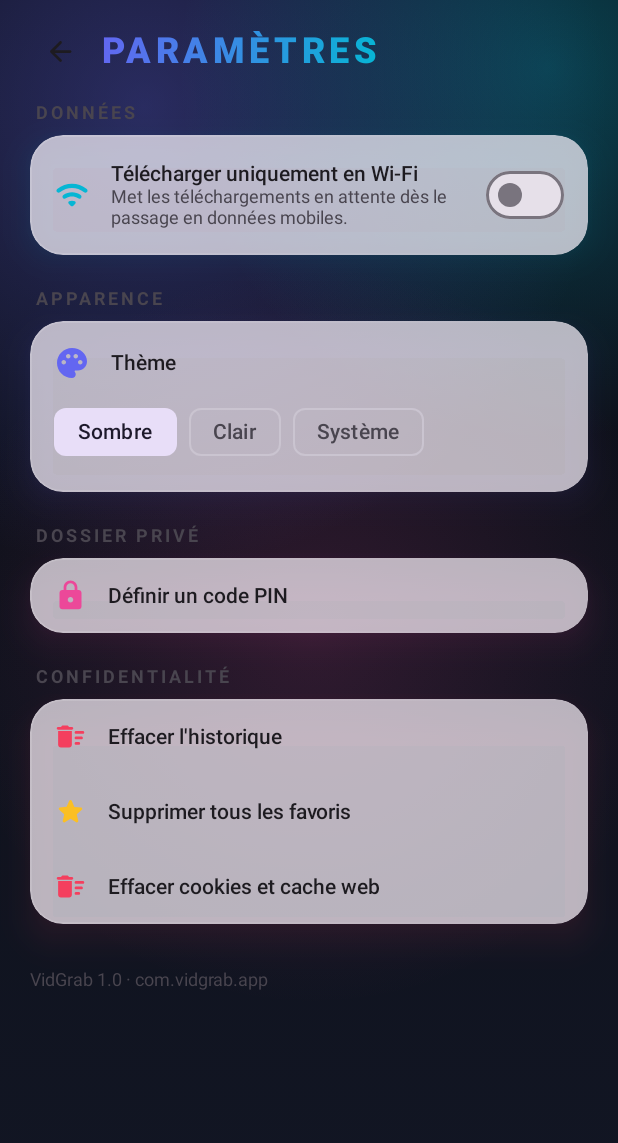
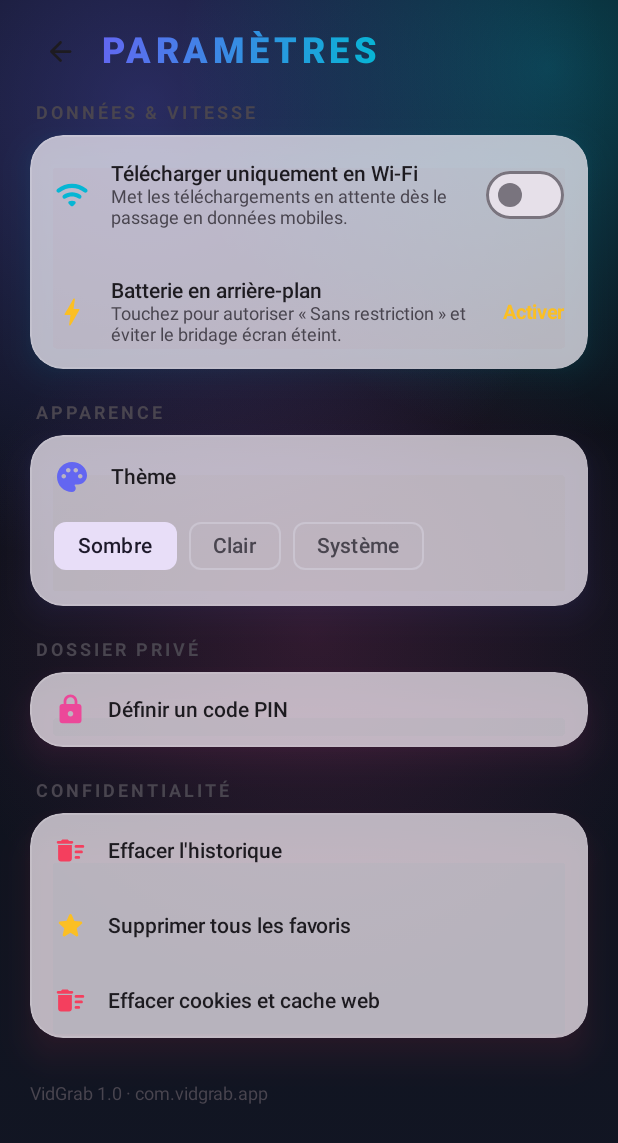
Before and after one commit to nannju8/vidgrab2.0.0, an Android app built with Jetpack Compose: the composable SettingsScreen shown on its own in the app's theme, on a phone screen of 412 x 824 dp. Shown: the top 1143 px of the screen. Run offline under Robolectric (Android 15) with nearby library versions, the phone set to English and light mode, and no system bars; pictures from the network do not load.

Commit message:
Implement battery optimization settings management
Added functionality to manage battery optimization settings.

```diff
--- a/android/app/src/main/java/com/vidgrab/app/ui/settings/SettingsScreen.kt
+++ b/android/app/src/main/java/com/vidgrab/app/ui/settings/SettingsScreen.kt
@@ -1,9 +1,13 @@
 package com.vidgrab.app.ui.settings
 
+import android.annotation.SuppressLint
+import android.content.Context
+import android.content.Intent
+import android.net.Uri
+import android.os.PowerManager
+import android.provider.Settings
 import android.widget.Toast
-import androidx.compose.foundation.background
 import androidx.compose.foundation.layout.Arrangement
-import androidx.compose.foundation.layout.Box
 import androidx.compose.foundation.layout.Column
 import androidx.compose.foundation.layout.Row
 import androidx.compose.foundation.layout.Spacer
@@ -15,10 +19,11 @@ import androidx.compose.foundation.layout.size
 import androidx.compose.foundation.layout.statusBarsPadding
 import androidx.compose.foundation.layout.width
 import androidx.compose.foundation.rememberScrollState
-import androidx.compose.foundation.shape.RoundedCornerShape
 import androidx.compose.foundation.verticalScroll
 import androidx.compose.material.icons.Icons
 import androidx.compose.material.icons.automirrored.rounded.ArrowBack
+import androidx.compose.material.icons.rounded.Bolt
+import androidx.compose.material.icons.rounded.CheckCircle
 import androidx.compose.material.icons.rounded.DeleteSweep
 import androidx.compose.material.icons.rounded.Lock
 import androidx.compose.material.icons.rounded.Palette
@@ -31,12 +36,14 @@ import androidx.compose.material3.Switch
 import androidx.compose.material3.SwitchDefaults
 import androidx.compose.material3.Text
 import androidx.compose.runtime.Composable
+import androidx.compose.runtime.DisposableEffect
 import androidx.compose.runtime.getValue
 import androidx.compose.runtime.mutableStateOf
 import androidx.compose.runtime.remember
 import androidx.compose.runtime.setValue
 import androidx.compose.ui.Alignment
 import androidx.compose.ui.Modifier
+import androidx.compose.ui.graphics.Color
 import androidx.compose.ui.graphics.vector.ImageVector
 import androidx.compose.ui.hapticfeedback.HapticFeedbackType
 import androidx.compose.ui.platform.LocalContext
@@ -44,6 +51,9 @@ import androidx.compose.ui.platform.LocalHapticFeedback
 import androidx.compose.ui.text.font.FontWeight
 import androidx.compose.ui.unit.dp
 import androidx.compose.ui.unit.sp
+import androidx.lifecycle.Lifecycle
+import androidx.lifecycle.LifecycleEventObserver
+import androidx.lifecycle.compose.LocalLifecycleOwner
 import androidx.lifecycle.compose.collectAsStateWithLifecycle
 import com.vidgrab.app.data.AppPrefs
 import com.vidgrab.app.ui.components.AuroraBackground
@@ -59,25 +69,65 @@ import com.vidgrab.app.web.TabManager
 
 private enum class PinTask { NONE, VERIFY_CHANGE, CREATE, VERIFY_REMOVE }
 
+private fun isBatteryUnrestricted(ctx: Context): Boolean {
+    val pm = ctx.getSystemService(PowerManager::class.java) ?: return false
+    return pm.isIgnoringBatteryOptimizations(ctx.packageName)
+}
+
+@SuppressLint("BatteryLife")
+private fun openBatterySettings(ctx: Context, alreadyUnrestricted: Boolean) {
+    if (!alreadyUnrestricted) {
+        val req = Intent(Settings.ACTION_REQUEST_IGNORE_BATTERY_OPTIMIZATIONS).apply {
+            data = Uri.parse("package:${ctx.packageName}")
+        }
+        if (runCatching { ctx.startActivity(req) }.isSuccess) return
+    }
+    val details = Intent(Settings.ACTION_APPLICATION_DETAILS_SETTINGS).apply {
+        data = Uri.parse("package:${ctx.packageName}")
+    }
+    runCatching { ctx.startActivity(details) }.onFailure {
+        runCatching { ctx.startActivity(Intent(Settings.ACTION_IGNORE_BATTERY_OPTIMIZATION_SETTINGS)) }
+    }
+}
+
 @Composable
 fun SettingsScreen(onBack: () -> Unit) {
     val ctx = LocalContext.current
     val haptic = LocalHapticFeedback.current
+    val lifecycleOwner = LocalLifecycleOwner.current
     val wifiOnly by AppPrefs.wifiOnly.collectAsStateWithLifecycle()
     val theme by AppPrefs.themeMode.collectAsStateWithLifecycle()
     var pinTask by remember { mutableStateOf(PinTask.NONE) }
+    var batteryUnrestricted by remember { mutableStateOf(isBatteryUnrestricted(ctx)) }
+
+    DisposableEffect(lifecycleOwner) {
+        val obs = LifecycleEventObserver { _, event ->
+            if (event == Lifecycle.Event.ON_RESUME) {
+                batteryUnrestricted = isBatteryUnrestricted(ctx)
+            }
+        }
+        lifecycleOwner.lifecycle.addObserver(obs)
+        onDispose { lifecycleOwner.lifecycle.removeObserver(obs) }
+    }
 
     AuroraBackground {
-        Column(Modifier.fillMaxSize().statusBarsPadding().verticalScroll(androidx.compose.foundation.rememberScrollState()).padding(horizontal = 20.dp)) {
+        Column(
+            Modifier
+                .fillMaxSize()
+                .statusBarsPadding()
+                .verticalScroll(rememberScrollState())
+                .padding(horizontal = 20.dp)
+        ) {
             Row(Modifier.fillMaxWidth().padding(vertical = 14.dp), verticalAlignment = Alignment.CenterVertically) {
                 GlassIconButton(Icons.AutoMirrored.Rounded.ArrowBack, "Retour", onClick = onBack)
                 Spacer(Modifier.width(8.dp))
                 ScreenTitle("PARAMÈTRES")
             }
 
-            SectionLabel("Données")
+            SectionLabel("Données & Vitesse")
             Spacer(Modifier.height(8.dp))
             GlassCard(Modifier.fillMaxWidth(), glow = VG.Cyan) {
+                Column {
                     Row(Modifier.padding(16.dp), verticalAlignment = Alignment.CenterVertically) {
                         Icon(Icons.Rounded.Wifi, null, tint = VG.Cyan)
                         Spacer(Modifier.width(14.dp))
@@ -96,6 +146,37 @@ fun SettingsScreen(onBack: () -> Unit) {
                             },
                             colors = SwitchDefaults.colors(checkedTrackColor = VG.Cyan)
                         )
+                    }
+
+                    Row(
+                        Modifier
+                            .fillMaxWidth()
+                            .bounceClick { openBatterySettings(ctx, batteryUnrestricted) }
+                            .padding(16.dp),
+                        verticalAlignment = Alignment.CenterVertically
+                    ) {
+                        Icon(
+                            if (batteryUnrestricted) Icons.Rounded.CheckCircle else Icons.Rounded.Bolt,
+                            null,
+                            tint = if (batteryUnrestricted) VG.Cyan else VG.Gold
+                        )
+                        Spacer(Modifier.width(14.dp))
+                        Column(Modifier.weight(1f)) {
+                            Text("Batterie en arrière-plan", fontWeight = FontWeight.SemiBold)
+                            Text(
+                                if (batteryUnrestricted) "Sans restriction : le débit Wi-Fi reste stable écran éteint."
+                                else "Touchez pour autoriser « Sans restriction » et éviter le bridage écran éteint.",
+                                fontSize = 12.sp, color = MaterialTheme.colorScheme.onSurfaceVariant
+                            )
+                        }
+                        Spacer(Modifier.width(8.dp))
+                        Text(
+                            if (batteryUnrestricted) "OK" else "Activer",
+                            color = if (batteryUnrestricted) VG.Cyan else VG.Gold,
+                            fontWeight = FontWeight.Bold,
+                            fontSize = 13.sp
+                        )
+                    }
                 }
             }
 
@@ -166,7 +247,7 @@ fun SettingsScreen(onBack: () -> Unit) {
 }
 
 @Composable
-private fun ActionRow(icon: ImageVector, label: String, tint: androidx.compose.ui.graphics.Color, onClick: () -> Unit) {
+private fun ActionRow(icon: ImageVector, label: String, tint: Color, onClick: () -> Unit) {
     Row(
         Modifier.fillMaxWidth().bounceClick(onClick = onClick).padding(horizontal = 16.dp, vertical = 14.dp),
         verticalAlignment = Alignment.CenterVertically
```
Lines whose indentation alone changed are shown as unchanged.
